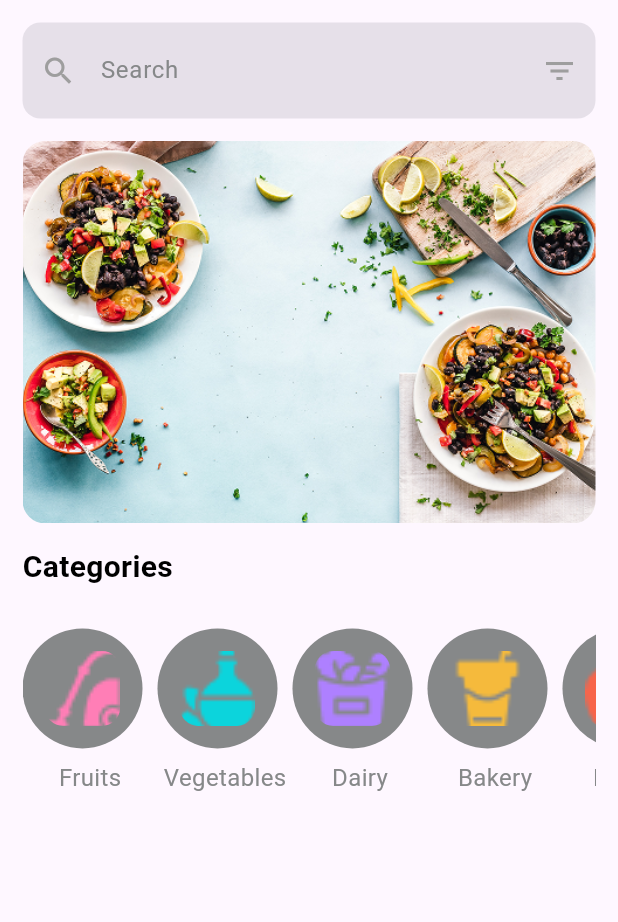
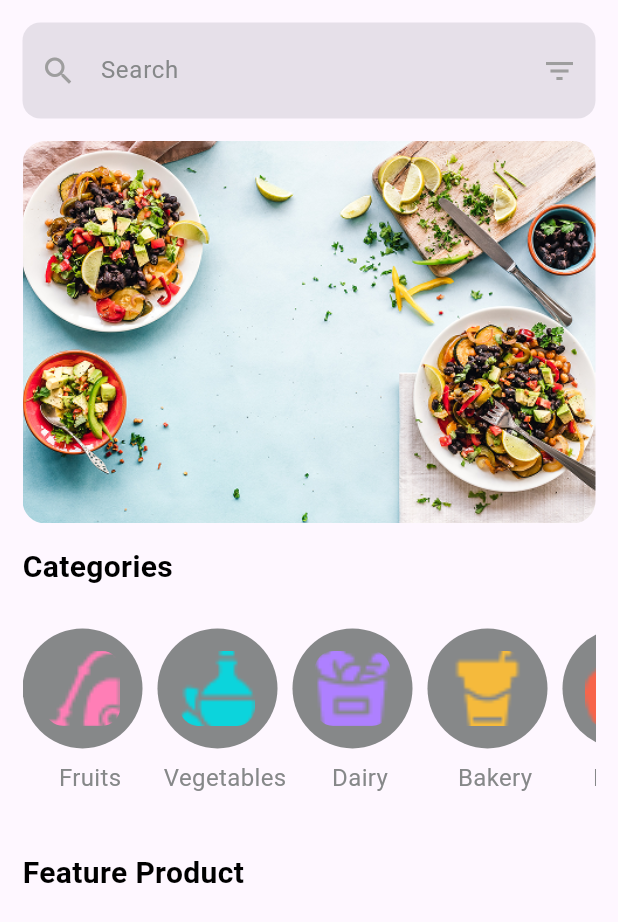
Before and after one commit to SherazArshad001/Grocery_App_Flutter, a Flutter app: the HomeScreen screen opened by its route, on a phone screen of 412 x 824 dp. Shown: the top 922 px of the screen. Run offline on Flutter 3.47's test engine with Material 3 defaults, Android fonts, the phone set to English and light mode, and no system bars; our stand-ins replace get.

Commit message:
Working On Feature product

```diff
--- a/lib/utils/app_constant.dart
+++ b/lib/utils/app_constant.dart
@@ -8,6 +8,8 @@ class AppConstants {
   static const String next = "Next";
   static const String search = "Search";
   static const String categories = "Categories";
+  static const String featureProduct = "Feature Product";
+
 
 
 
--- a/lib/views/home_screen.dart
+++ b/lib/views/home_screen.dart
@@ -46,7 +46,8 @@ class HomeScreen extends StatelessWidget {
               style: AppStyles.headingMedium,
             ),
             const SizedBox(height: 10),
-            Expanded(
+            SizedBox(
+              height: 150,
               child: ListView.builder(
                 scrollDirection: Axis.horizontal,
                 padding: const EdgeInsets.symmetric(vertical: 10.0),
@@ -60,6 +61,11 @@ class HomeScreen extends StatelessWidget {
                 },
               ),
             ),
+            const SizedBox(height: 15),
+            Text(
+              AppConstants.featureProduct,
+              style: AppStyles.headingMedium,
+            ),
           ],
         ),
       ),
```
